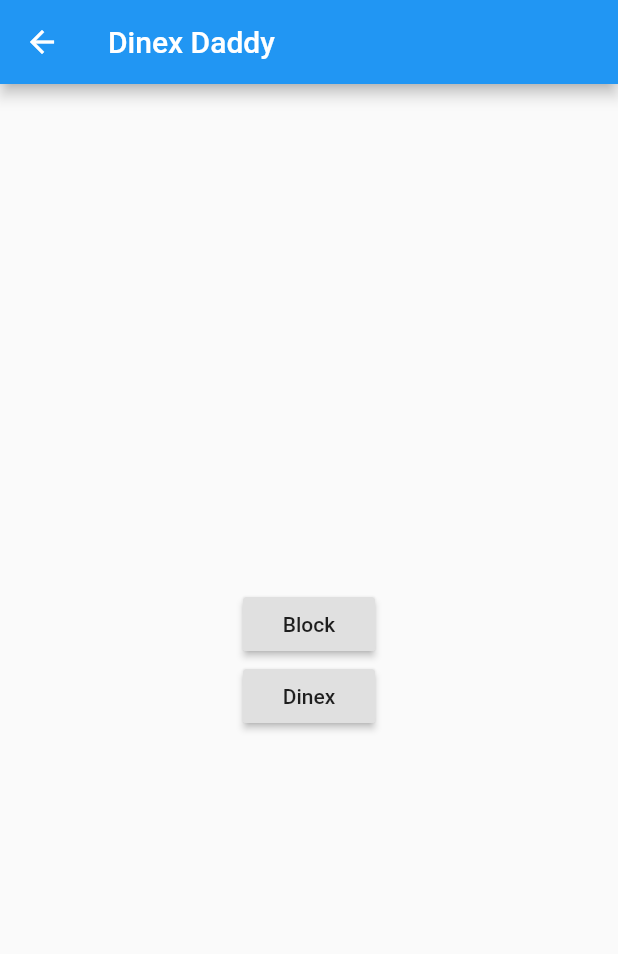
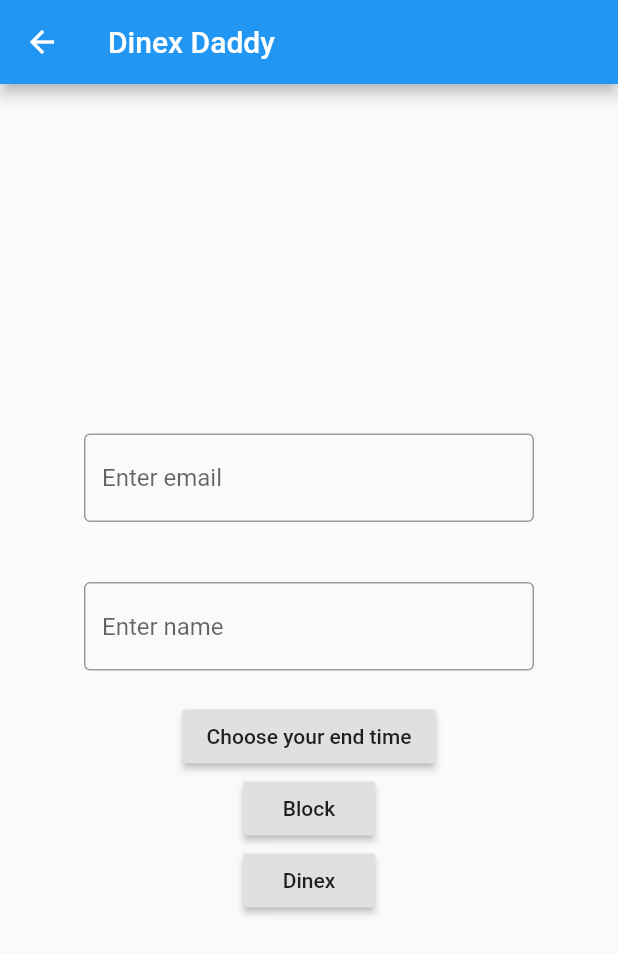
Before and after one commit to Lev-Stambler/DinexDaddy, a Flutter app: the screen it shows after launch, after a tap on "Sell", on a phone screen of 412 x 824 dp. Shown: the top 954 px of the screen. Run offline on Flutter 3.47's test engine with Material 2 defaults, Android fonts, the phone set to English and light mode, and no system bars; our stand-ins replace firebase_core, flutter_datetime_picker; missing offline and left inert: firebase, firebase_core_web; accounts and stored records are empty.

Commit message:
date pick start

```diff
--- a/lib/Classes/Database.dart
+++ b/lib/Classes/Database.dart
@@ -7,12 +7,14 @@ class DataBase{
   DataBase() {
     store = firestore();
   }
-  addSeller(String email, String name, DateTime availableStart, DateTime availableEnd){
+  addSeller(String email, String name, DateTime availableStart,
+            DateTime availableEnd, String typeSell){
     store.collection('sellers').add({
       "email": email,
       "name": name,
+      "availableStart": availableStart,
       "availableEnd": availableEnd,
-      "availableStart": availableStart
+      "typeSell": typeSell
     });
   }
 
--- a/lib/Screens/BuyOrSell.dart
+++ b/lib/Screens/BuyOrSell.dart
@@ -14,32 +14,6 @@ class BuyOrSell extends StatelessWidget {
           mainAxisAlignment: MainAxisAlignment.center,
           crossAxisAlignment: CrossAxisAlignment.center,
           children: <Widget>[
-            new Container(
-              width: 300.0,
-              child:
-              new TextField(
-                decoration: InputDecoration(
-                  border: OutlineInputBorder(),
-                  hintText: 'Enter email'
-                ),
-                onChanged: (String val) {
-                  email = val;
-                },
-              ),
-            ),
-            new Container(
-              width: 300.0,
-              child: new
-              TextField(
-                decoration: InputDecoration(
-                  border: OutlineInputBorder(),
-                  hintText: 'Enter name'
-                ),
-                onChanged: (String val) {
-                  name = val;
-                },
-              ),
-            ),
             Row(
               mainAxisAlignment: MainAxisAlignment.center,
               crossAxisAlignment: CrossAxisAlignment.center,
--- a/lib/Screens/Sell.dart
+++ b/lib/Screens/Sell.dart
@@ -1,4 +1,6 @@
+import 'package:DinexDaddy/Classes/Database.dart';
 import 'package:flutter/material.dart';
+import 'package:flutter_datetime_picker/flutter_datetime_picker.dart';
 
 class Sell extends StatelessWidget {
   String email;
@@ -18,30 +20,79 @@ class Sell extends StatelessWidget {
           mainAxisAlignment: MainAxisAlignment.center,
           crossAxisAlignment: CrossAxisAlignment.center,
           children: <Widget>[
-            Row(
+            Column(
               mainAxisAlignment: MainAxisAlignment.center,
               crossAxisAlignment: CrossAxisAlignment.center,
               children: <Widget>[
+              new Container(
+                width: 300.0,
+                margin: const EdgeInsets.only(top: 20.0, bottom: 20.0),
+                child:
+                new TextField(
+                  decoration: InputDecoration(
+                    border: OutlineInputBorder(),
+                    hintText: 'Enter email'
+                  ),
+                  onChanged: (String val) {
+                    email = val;
+                  },
+                ),
+              ),
+              new Container(
+                width: 300.0,
+                margin: const EdgeInsets.only(top: 20.0, bottom: 20.0),
+                child: new
+                  TextField(
+                    decoration: InputDecoration(
+                      border: OutlineInputBorder(),
+                      hintText: 'Enter name'
+                    ),
+                    onChanged: (String val) {
+                      name = val;
+                    },
+                  ),
+                ),
                 RaisedButton(
                   onPressed: () {
+                    DatePicker.showDatePicker(context,
+                      showTitleActions: true,
+                      minTime: DateTime(2018, 3, 5),
+                      maxTime: DateTime(2019, 6, 7), onChanged: (date) {
+                        print('change $date');
+                      }, onConfirm: (date) {
+                        print('confirm $date');
+                      }, currentTime: DateTime.now(), locale: LocaleType.zh
+                    );
+                    DataBase().addSeller(email, name,
+                      DateTime.now(), DateTime.now(), "Block");
+                    Navigator.pushNamed(context, '/buy');
+                  },
+                  child: Text('Choose your end time'),
+                ),
+                RaisedButton(
+                  onPressed: () {
+                    DataBase().addSeller(email, name,
+                      DateTime.now(), DateTime.now(), "Block");
                     Navigator.pushNamed(context, '/buy');
                   },
                   child: Text('Block'),
                 ),
-              ]
-            ),
-            Row (
-              mainAxisAlignment: MainAxisAlignment.center,
-              crossAxisAlignment: CrossAxisAlignment.center,
-              children: <Widget>[
                 RaisedButton(
                   onPressed: () {
+                    DataBase().addSeller(email, name,
+                      DateTime.now(), DateTime.now(), "Dinex");
                     Navigator.pushNamed(context, '/sell');
                   },
                   child: Text('Dinex'),
                 )
-              ],
-            )
+              ]
+            ),
+            // Row (
+            //   mainAxisAlignment: MainAxisAlignment.center,
+            //   crossAxisAlignment: CrossAxisAlignment.center,
+            //   children: <Widget>[
+            //   ],
+            // )
 
           ],
         )
--- a/pubspec.yaml
+++ b/pubspec.yaml
@@ -25,6 +25,7 @@ dependencies:
   cupertino_icons: ^0.1.2
   firebase_core: ^0.4.4
   firebase: ^7.2.1
+  flutter_datetime_picker: ^1.3.4
 
 dev_dependencies:
   flutter_test:
```
Also changed, not shown: pubspec.lock.
